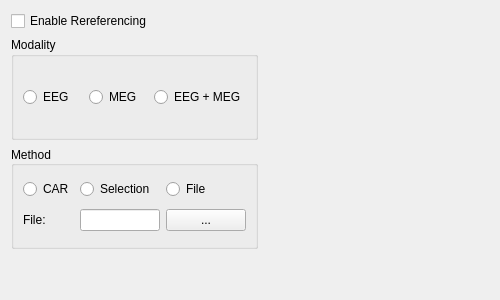
The window that applications/mne_scan/plugins/rereference/FormFiles/rereferencewidget.ui (johaenns/mne-cpp) describes before a commit, drawn with Qt 5.
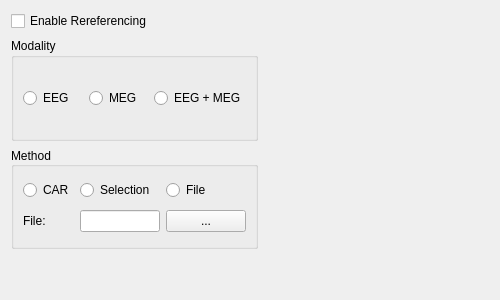
The same window after the commit.

```diff
--- a/applications/mne_scan/plugins/rereference/FormFiles/rereferencewidget.ui
+++ b/applications/mne_scan/plugins/rereference/FormFiles/rereferencewidget.ui
@@ -14,7 +14,7 @@
    <string>Form</string>
   </property>
   <layout class="QGridLayout" name="gridLayout_2">
-   <item row="4" column="0">
+   <item row="5" column="0">
     <spacer name="verticalSpacer">
      <property name="orientation">
       <enum>Qt::Vertical</enum>
@@ -30,7 +30,14 @@
      </property>
     </spacer>
    </item>
-   <item row="1" column="0">
+   <item row="0" column="0">
+    <widget class="QCheckBox" name="checkBox_Enabled">
+     <property name="text">
+      <string>Enable Rereferencing</string>
+     </property>
+    </widget>
+   </item>
+   <item row="2" column="0">
     <widget class="QGroupBox" name="groupBoxModality">
      <property name="enabled">
       <bool>true</bool>
@@ -78,7 +85,7 @@
      </layout>
     </widget>
    </item>
-   <item row="1" column="1">
+   <item row="2" column="1">
     <spacer name="horizontalSpacer">
      <property name="orientation">
       <enum>Qt::Horizontal</enum>
@@ -94,7 +101,7 @@
      </property>
     </spacer>
    </item>
-   <item row="3" column="0">
+   <item row="4" column="0">
     <widget class="QGroupBox" name="groupBoxMethod">
      <property name="title">
       <string>Method</string>
@@ -169,12 +176,21 @@
      </layout>
     </widget>
    </item>
-   <item row="0" column="0">
-    <widget class="QCheckBox" name="checkBox_Enabled">
-     <property name="text">
-      <string>Enable Rereferencing</string>
+   <item row="1" column="0">
+    <spacer name="verticalSpacer_2">
+     <property name="orientation">
+      <enum>Qt::Vertical</enum>
      </property>
-    </widget>
+     <property name="sizeType">
+      <enum>QSizePolicy::Fixed</enum>
+     </property>
+     <property name="sizeHint" stdset="0">
+      <size>
+       <width>20</width>
+       <height>1</height>
+      </size>
+     </property>
+    </spacer>
    </item>
   </layout>
  </widget>
```
Left out of the diff: 2 changed lines with no effect on the pictures.
